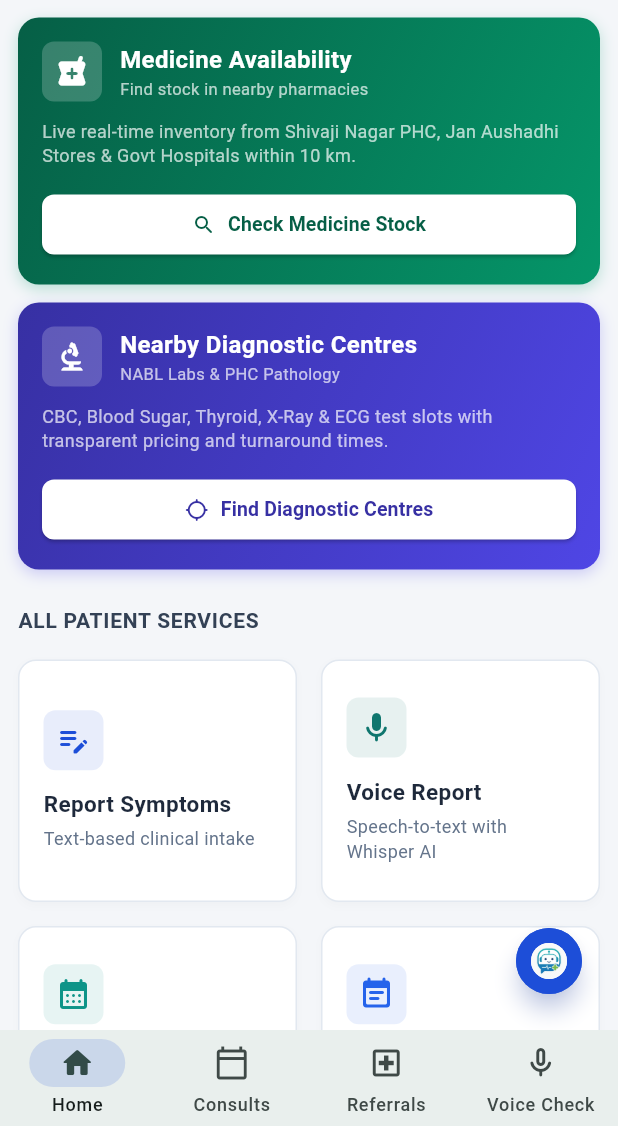
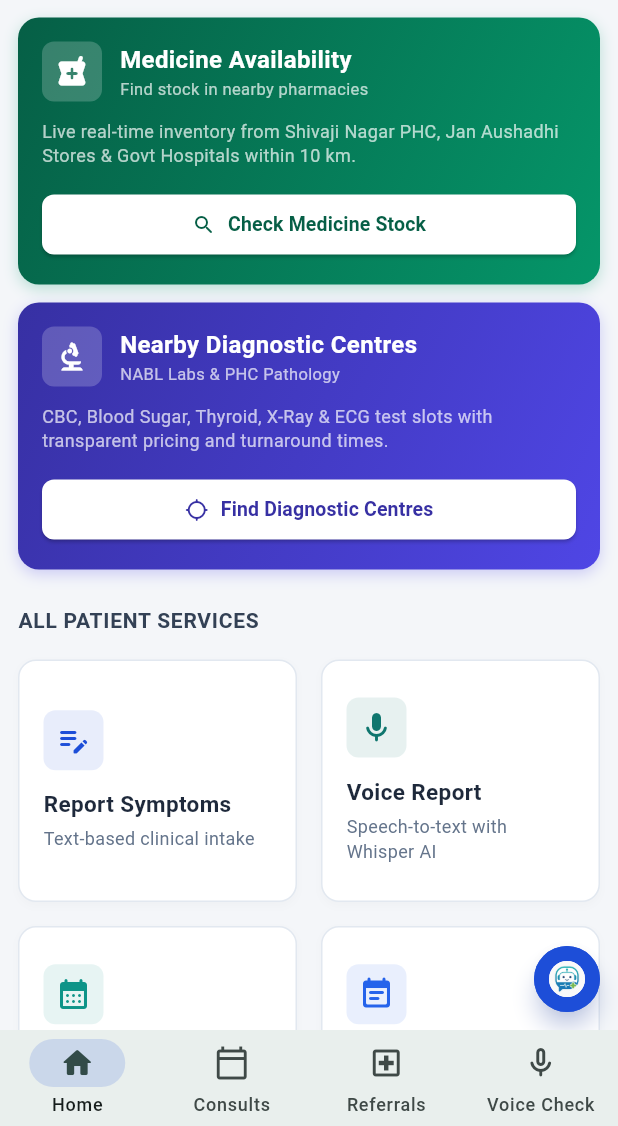
Before and after one commit to Balavignesh2007/swasthyasetu_voice_module_UPDATED, a Flutter app: the UnifiedShell screen opened directly with empty values, scrolled down 576 dp, on a phone screen of 412 x 824 dp, the part 110-1236 px from its top. Run offline on Flutter 3.47's test engine with Material 3 defaults, Android fonts, the phone set to English and light mode, and no system bars; our stand-ins replace geolocator, shared_preferences, speech_to_text; missing offline and left inert: dart:html; accounts and stored records are empty; network calls fail.

Commit message:
Fix mobile AI Assistant modal window layout and keyboard positioning

```diff
--- a/swasthyasetu_voice_module - Copy/dashboard/lib/widgets/chatbot/chatbot_window.dart
+++ b/swasthyasetu_voice_module - Copy/dashboard/lib/widgets/chatbot/chatbot_window.dart
@@ -68,10 +68,10 @@ class _ChatbotWindowState extends State<ChatbotWindow> {
   @override
   Widget build(BuildContext context) {
     final screenSize = MediaQuery.of(context).size;
-    final isMobile = screenSize.width < 540;
+    final isMobile = screenSize.width < 600;
 
-    final windowWidth = isMobile ? screenSize.width - 24 : 400.0;
-    final windowHeight = isMobile ? screenSize.height * 0.75 : 560.0;
+    final windowWidth = isMobile ? double.infinity : 400.0;
+    final windowHeight = isMobile ? double.infinity : 560.0;
 
     return Container(
       width: windowWidth,
--- a/swasthyasetu_voice_module - Copy/dashboard/lib/widgets/chatbot/global_chatbot.dart
+++ b/swasthyasetu_voice_module - Copy/dashboard/lib/widgets/chatbot/global_chatbot.dart
@@ -136,9 +136,30 @@ class _GlobalChatbotState extends State<GlobalChatbot> {
 
   @override
   Widget build(BuildContext context) {
+    final isMobile = MediaQuery.of(context).size.width < 600;
+
+    if (isMobile && _isOpen) {
+      return Positioned(
+        left: 8,
+        right: 8,
+        bottom: 8,
+        top: 8,
+        child: ChatbotWindow(
+          messages: _messages,
+          isLoading: _isLoading,
+          isOnline: _isOnline,
+          themeColor: widget.themeColor,
+          onClose: () => setState(() => _isOpen = false),
+          onClear: _handleClear,
+          onSend: _handleSendMessage,
+          onCheckOnline: _checkHealth,
+        ),
+      );
+    }
+
     return Positioned(
-      bottom: 24,
-      right: 24,
+      bottom: isMobile ? 12 : 24,
+      right: isMobile ? 12 : 24,
       child: _isOpen
           ? ChatbotWindow(
               messages: _messages,
```
Also changed, not shown: 1 other file.
